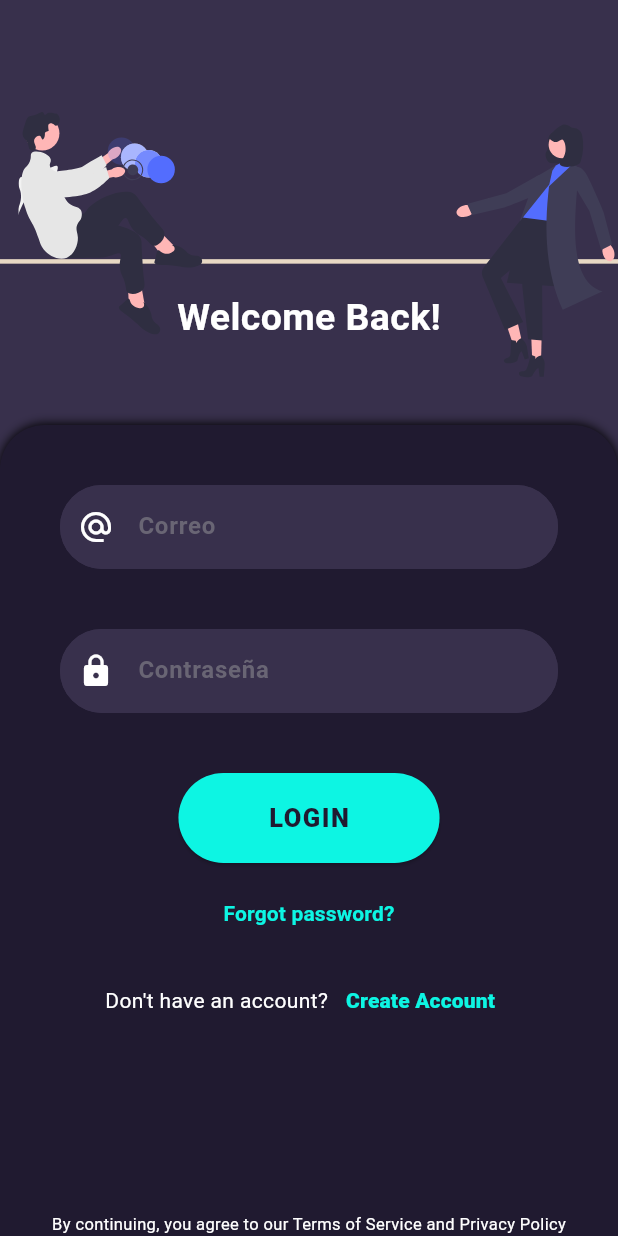
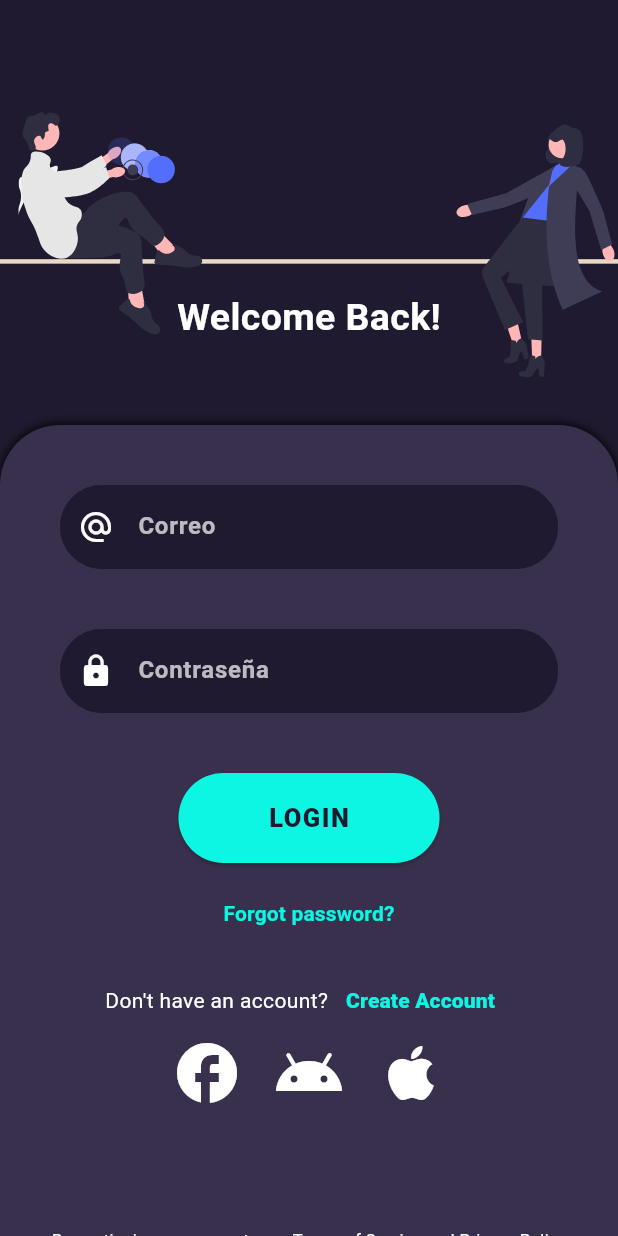
Before and after one commit to Ciro33/flutter_ui_avanzado, a Flutter app: the screen it shows after launch, on a phone screen of 412 x 824 dp. Run offline on Flutter 3.47's test engine with Material 3 defaults, Android fonts, the phone set to English and light mode, and no system bars; our stand-ins replace flutter_svg, logger.

Commit message:
Agrega imágenes de Google y Facebook al inicio de sesión y cambia los colores de fondo y borde en el formulario de inicio de sesión.

```diff
--- a/lib/pages/login/login_page.dart
+++ b/lib/pages/login/login_page.dart
@@ -1,12 +1,16 @@
-// ignore_for_file: sized_box_for_whitespace, prefer_const_constructors
+// ignore_for_file: sized_box_for_whitespace, prefer_const_constructors, prefer_const_literals_to_create_immutables
 
 import 'package:flutter/material.dart';
 import 'package:flutter/services.dart';
-import 'package:flutter_ui_avanzado/pages/login/widgets/login_form.dart';
+import 'package:flutter_svg/flutter_svg.dart';
+import 'package:flutter_ui_avanzado/pages/login/widgets/button.dart';
+import 'package:flutter_ui_avanzado/pages/login/widgets/input_text_login.dart';
 import 'package:flutter_ui_avanzado/pages/login/widgets/welcome.dart';
 import 'package:flutter_ui_avanzado/utils/colors.dart';
 import 'package:flutter_ui_avanzado/utils/responsive.dart';
 import 'package:logger/logger.dart';
+
+
 
 Logger logger = Logger();
 
@@ -28,20 +32,82 @@ class _LoginPageState extends State<LoginPage> {
 
   @override
   Widget build(BuildContext context) {
+
+    //final LoginForm loginForm = LoginForm();
+
     final Responsive responsive = Responsive.of(context);
-    return  Scaffold(
-      backgroundColor: third,
-      body: Container(
-        width: double.infinity,
-        height: double.infinity,
-        child: Column(
-          mainAxisAlignment: MainAxisAlignment.end,
-          children: const[
-            Welcome(),
-            Expanded(child: LoginForm()),
-          ]
+        return Scaffold(
+        backgroundColor: primary,
+        body: SingleChildScrollView(
+        child: SafeArea(
+          child: Column(
+            //mainAxisAlignment: MainAxisAlignment.end,
+            children: <Widget>[
+              Welcome(),
+              Container(
+
+                decoration: BoxDecoration(
+                  color: third, // Cambia esto al color que desees
+                  borderRadius: BorderRadius.only(topLeft: Radius.circular(40), topRight: Radius.circular(40)),
+                  boxShadow: const <BoxShadow>[
+                    BoxShadow(
+                      color: Colors.black,
+                      blurRadius: 5,
+                      spreadRadius: 0,
+                      offset: Offset(0, 0),
+                    ),
+                  ], // Cambia esto al radio que desees
+                ),
+                child: Column(
+                  mainAxisAlignment: MainAxisAlignment.end,
+                  children: <Widget>[
+                    Email(),
+                    PassTextField(),
+                    ElevatedButtonExample(),
+                    TextButtonForgetPass(),
+                    RowCreateAccount(),
+                    Row(
+                    mainAxisAlignment: MainAxisAlignment.center,
+                    children: [
+                      Icon(Icons.facebook,size: 48,color: white,),
+                      const SizedBox(width: 20),
+                      Icon(Icons.android,size: 48,color: white,),
+                      const SizedBox(width: 20),
+                      Icon(Icons.apple,size: 48,color: white,),
+                    ],
+                  ),
+                    SizedBox(height: responsive.height * 0.096),
+                    AlignTerms(),
+                  ],
+                ),
+              ),
+            ],
+          ),
         ),
-      )
+      ),
+    );
+  }
+}
+
+class Email extends StatelessWidget {
+  const Email({
+    super.key,
+  });
+
+  @override
+  Widget build(BuildContext context) {
+    return Padding(
+      padding: EdgeInsets.fromLTRB(40, 40, 40, 20),
+
+      child: InputTextLogin (
+        inputType: TextInputType.emailAddress,
+        inputAction: TextInputAction.next,
+        hintString : "Escribe tu correo electrónico",
+        labelString: "Correo",
+        iconTextField: Icon(Icons.alternate_email),
+        passObscure: false,
+      ),
+
     );
   }
 }
@@ -63,3 +129,105 @@ class _LoginPageState extends State<LoginPage> {
         ),
       )
     );  */
+
+    class AlignTerms extends StatelessWidget {
+  const AlignTerms({
+    super.key,
+  });
+
+  @override
+  Widget build(BuildContext context) {
+    return Padding(
+      padding: const EdgeInsets.only(bottom: 10),
+      child: Align(
+        alignment: Alignment.bottomCenter,
+        child: Text(
+          "By continuing, you agree to our Terms of Service and Privacy Policy",
+
+          style: TextStyle(
+            color: white,
+            fontSize: 11,
+
+          ),
+        ),
+      ),
+    );
+  }
+}
+
+class RowCreateAccount extends StatelessWidget {
+  const RowCreateAccount({
+    super.key,
+  });
+
+  @override
+  Widget build(BuildContext context) {
+    return Row(
+      mainAxisAlignment: MainAxisAlignment.center,
+      textDirection: TextDirection.ltr,
+      children: <Widget> [
+        Text("Don't have an account?", style: TextStyle(color: white, fontSize: 14), textAlign: TextAlign.end),
+        TextButton(
+          onPressed: () {},
+          style: TextButton.styleFrom(
+            //padding: const EdgeInsets.symmetric(horizontal: 32.0, vertical: 16.0),
+          ),
+          child: Text(
+            "Create Account",
+            style: TextStyle(
+              color: secondary,
+              fontWeight: FontWeight.w900,
+              fontSize: 14
+            ),
+            textAlign: TextAlign.right,
+          ),
+        ),
+      ],
+    );
+  }
+}
+
+class TextButtonForgetPass extends StatelessWidget {
+  const TextButtonForgetPass({
+    super.key,
+  });
+
+  @override
+  Widget build(BuildContext context) {
+    return Padding(
+      padding: const EdgeInsets.symmetric(vertical: 10),
+      child: TextButton(
+        onPressed: () {},
+        child: Text(
+          "Forgot password?",
+          style: TextStyle(
+            color: secondary,
+            fontWeight: FontWeight.bold,
+            fontSize: 14
+          ),
+        ),
+      ),
+    );
+  }
+}
+
+class PassTextField extends StatelessWidget {
+  const PassTextField({
+    super.key,
+  });
+
+  @override
+  Widget build(BuildContext context) {
+    return const Padding(
+      padding: EdgeInsets.fromLTRB(40, 20, 40, 40),
+      child: InputTextLogin (
+        inputType: TextInputType.text,
+        inputAction: TextInputAction.send,
+        hintString : "Escribe tu contraseña",
+        labelString: "Contraseña",
+        iconTextField: Icon(Icons.lock),
+        passObscure: true,
+      ),
+    );
+  }
+}
--- a/lib/pages/login/widgets/input_text_login.dart
+++ b/lib/pages/login/widgets/input_text_login.dart
@@ -32,23 +32,23 @@ class InputTextLogin extends StatelessWidget{
           borderSide: BorderSide(
             width: 20,
             style: BorderStyle.solid,
-            color: third,
+            color: primary,
           ),
 
         ),
 
         focusedBorder: OutlineInputBorder(
-          borderSide: BorderSide(color: third),
+          borderSide: BorderSide(color: primary),
           borderRadius:  const BorderRadius.all(Radius.circular(40)),
         ),
 
         enabledBorder: OutlineInputBorder(
-          borderSide: BorderSide(color: third),
+          borderSide: BorderSide(color: primary),
           borderRadius:  const BorderRadius.all(Radius.circular(40)),
         ),
 
         disabledBorder: OutlineInputBorder(
-          borderSide: BorderSide(color: primary),
+          borderSide: BorderSide(color: third),
           borderRadius:  const BorderRadius.all(Radius.circular(40)),
         ),
 
@@ -62,8 +62,9 @@ class InputTextLogin extends StatelessWidget{
         labelText: labelString,
 
 
+        // ignore: prefer_const_constructors
         labelStyle: TextStyle(
-          color: fourthy,
+          color: Colors.white70,
           fontWeight:FontWeight.bold
         ),
 
@@ -71,7 +72,7 @@ class InputTextLogin extends StatelessWidget{
         prefixIconColor: white,
         filled: true,
         contentPadding: const EdgeInsets.all(16),
-        fillColor: third,
+        fillColor: primary,
 
       ),
 
--- a/lib/pages/login/widgets/login_form.dart
+++ /dev/null
@@ -1,184 +0,0 @@
-// ignore_for_file: prefer_const_constructors
-
-import 'package:flutter/material.dart';
-import 'package:flutter_ui_avanzado/pages/login/widgets/button.dart';
-import 'package:flutter_ui_avanzado/pages/login/widgets/input_text_login.dart';
-//import 'package:flutter_svg/flutter_svg.dart';
-import 'package:flutter_ui_avanzado/utils/colors.dart';
-import 'package:logger/logger.dart';
-//import 'package:flutter_ui_avanzado/utils/responsive.dart';
-Logger logger = Logger();
-
-
-
-
-/// Widget que representa el formulario de inicio de sesión.
-class LoginForm extends StatelessWidget{
-  const LoginForm({super.key});
-
-  @override
-  Widget build(BuildContext context){
-
-    //final Responsive responsive = Responsive.of(context);
-    return  SafeArea(
-      top:false,
-
-      child: Container(
-        decoration: BoxDecoration(
-
-          borderRadius: const BorderRadius.only(
-            topLeft: Radius.circular(30),
-            topRight: Radius.circular(30),
-          ),
-          color: primary,
-          boxShadow: const <BoxShadow>[
-            BoxShadow(
-              color: Colors.black,
-              blurRadius: 5,
-              spreadRadius: 0,
-              offset: Offset(0, 0),
-            ),
-          ],
-        ),
-        alignment: Alignment.topCenter,
-
-        //height: constraints.maxHeight / 10,
-        //width: double.infinity,
-        child: Column(
-          children: const <Widget>[
-            EmailTextField(),
-            PassTextField(),
-            ElevatedButtonExample(),
-            TextButtonForgetPass(),
-            RowCreateAccount(),
-            Spacer(),
-            AlignTerms(),
-          ],
-        ),
-      ),
-    );
-
-  }
-}
-
-class AlignTerms extends StatelessWidget {
-  const AlignTerms({
-    super.key,
-  });
-
-  @override
-  Widget build(BuildContext context) {
-    return Align(
-      alignment: Alignment.bottomCenter,
-      child: Text(
-        "By continuing, you agree to our Terms of Service and Privacy Policy",
-
-        style: TextStyle(
-          color: white,
-          fontSize: 11,
-
-        ),
-      ),
-    );
-  }
-}
-
-class RowCreateAccount extends StatelessWidget {
-  const RowCreateAccount({
-    super.key,
-  });
-
-  @override
-  Widget build(BuildContext context) {
-    return Row(
-      mainAxisAlignment: MainAxisAlignment.center,
-      textDirection: TextDirection.ltr,
-      children: <Widget> [
-        Text("Don't have an account?", style: TextStyle(color: white, fontSize: 14), textAlign: TextAlign.end),
-        TextButton(
-          onPressed: () {},
-          style: TextButton.styleFrom(
-            //padding: const EdgeInsets.symmetric(horizontal: 32.0, vertical: 16.0),
-          ),
-          child: Text(
-            "Create Account",
-            style: TextStyle(
-              color: secondary,
-              fontWeight: FontWeight.w900,
-              fontSize: 14
-            ),
-            textAlign: TextAlign.right,
-          ),
-        ),
-      ],
-    );
-  }
-}
-
-class TextButtonForgetPass extends StatelessWidget {
-  const TextButtonForgetPass({
-    super.key,
-  });
-
-  @override
-  Widget build(BuildContext context) {
-    return Padding(
-      padding: const EdgeInsets.symmetric(vertical: 10),
-      child: TextButton(
-        onPressed: () {},
-        child: Text(
-          "Forgot password?",
-          style: TextStyle(
-            color: secondary,
-            fontWeight: FontWeight.bold,
-            fontSize: 14
-          ),
-        ),
-      ),
-    );
-  }
-}
-
-class PassTextField extends StatelessWidget {
-  const PassTextField({
-    super.key,
-  });
-
-  @override
-  Widget build(BuildContext context) {
-    return const Padding(
-      padding: EdgeInsets.fromLTRB(40, 20, 40, 40),
-      child: InputTextLogin (
-        inputType: TextInputType.text,
-        inputAction: TextInputAction.send,
-        hintString : "Escribe tu contraseña",
-        labelString: "Contraseña",
-        iconTextField: Icon(Icons.lock),
-        passObscure: true,
-      ),
-    );
-  }
-}
-
-class EmailTextField extends StatelessWidget {
-  const EmailTextField({
-    super.key,
-  });
-
-  @override
-  Widget build(BuildContext context) {
-    return const Padding(
-      padding: EdgeInsets.fromLTRB(40, 40, 40, 20),
-
-      child: InputTextLogin (
-        inputType: TextInputType.emailAddress,
-        inputAction: TextInputAction.next,
-        hintString : "Escribe tu correo electrónico",
-        labelString: "Correo",
-        iconTextField: Icon(Icons.alternate_email),
-        passObscure: false,
-      ),
-
-    );
-  }
-}
--- a/lib/pages/login/widgets/welcome.dart
+++ b/lib/pages/login/widgets/welcome.dart
@@ -16,7 +16,7 @@ class Welcome extends StatelessWidget {
       aspectRatio: 16 / 11,
       child: LayoutBuilder(builder: (_, constraints) {
           return Container(
-            color: third,
+            color: primary,
             child: Stack(
               children: <Widget>[
                 Positioned(     // Add 1 line and the text welcome back!
--- a/pubspec.yaml
+++ b/pubspec.yaml
@@ -60,6 +60,9 @@ flutter:
   assets:
     - assets/pages/login/manPalette.svg
     - assets/pages/login/woman.svg
+    - assets/pages/login/google.png
+    - assets/pages/login/google.svg
+    - assets/pages/login/facebook.png
     - assets/pages/login/icons/at-solid.svg
     - assets/pages/login/icons/key-solid.svg
 
```
Also changed, not shown: assets/pages/login/facebook.png (added), assets/pages/login/google.png (added), assets/pages/login/google.svg (added).
